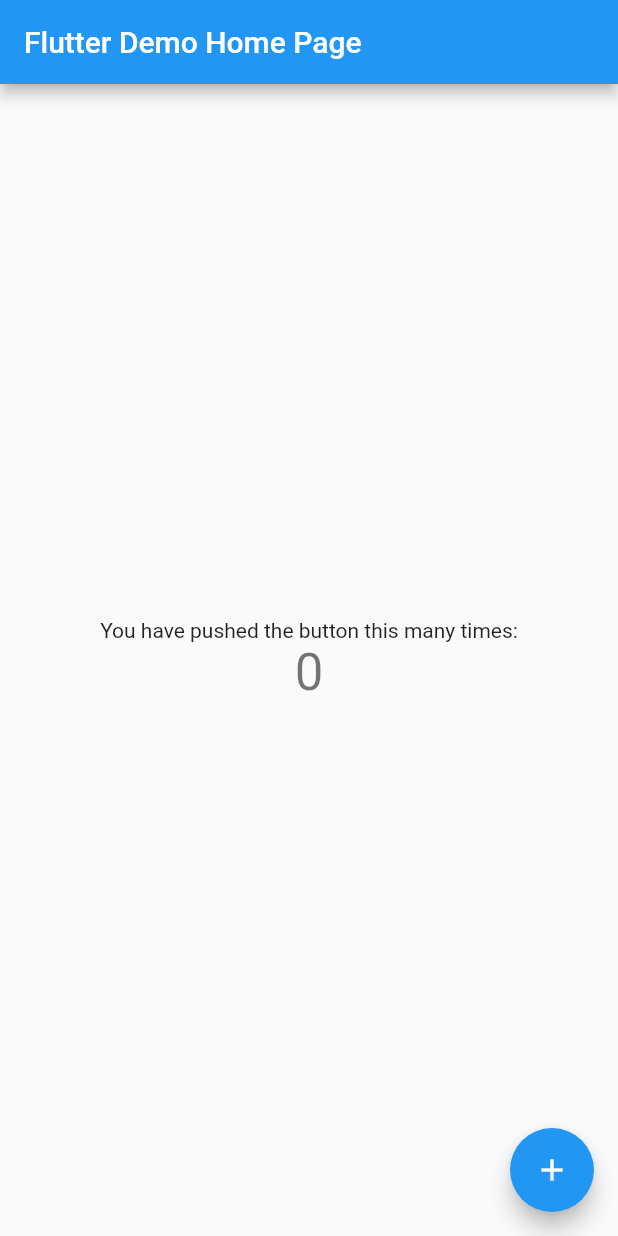
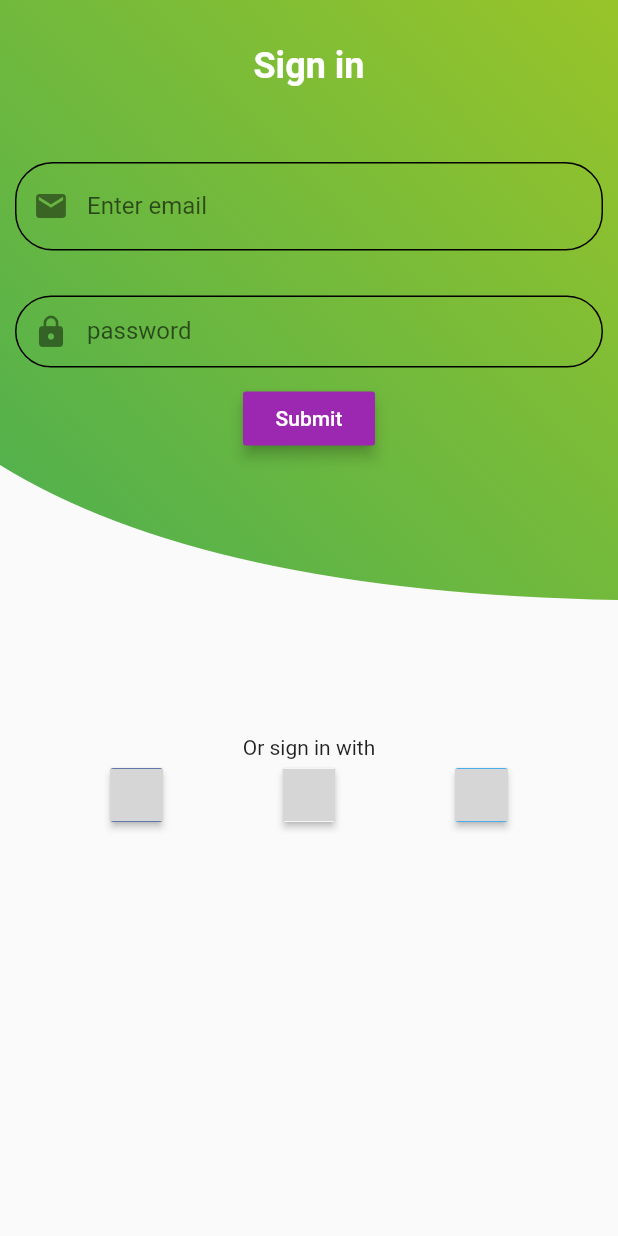
Before and after one commit to RandyKdev/UI, a Flutter app: the screen it shows after launch, on a phone screen of 412 x 824 dp. Run offline on Flutter 3.47's test engine with Material 2 defaults, Android fonts, the phone set to English and light mode, and no system bars; our stand-ins replace flutter_signin_button; grey boxes are pictures that could not be loaded.

Commit message:
simple login

```diff
--- /dev/null
+++ b/lib/Screens/Login.dart
@@ -0,0 +1,177 @@
+//flutter packages
+import 'package:flutter/material.dart';
+//import 'package:flutter_auth_buttons/flutter_auth_buttons.dart';
+import 'package:flutter_signin_button/flutter_signin_button.dart';
+
+//files
+import 'package:ui/colorConstants.dart';
+import 'package:ui/screenSizeGetters.dart';
+
+class Login extends StatefulWidget {
+  @override
+  _LoginState createState() => _LoginState();
+}
+
+class _LoginState extends State<Login> {
+  @override
+  Widget build(BuildContext context) {
+    return Scaffold(
+      body: Container(
+        child: SingleChildScrollView(
+          child: Column(
+            children: [
+              _form(),
+              _spacing(90),
+              Center(
+                child: Text("Or sign in with"),
+              ),
+              Align(
+                alignment: Alignment.bottomCenter,
+                child: Container(
+                  child: _bottomScreen(),
+                ),
+              ),
+            ],
+          ),
+        ),
+      ),
+    );
+  }
+
+  Widget _bottomScreen() {
+    return Row(
+      mainAxisAlignment: MainAxisAlignment.spaceEvenly,
+      children: [
+        SignInButton(
+          Buttons.Facebook,
+          onPressed: () {},
+          mini: true,
+        ),
+        SignInButton(
+          Buttons.Apple,
+          onPressed: () {},
+          mini: true,
+        ),
+        SignInButton(
+          Buttons.Twitter,
+          onPressed: () {},
+          mini: true,
+        )
+      ],
+    );
+  }
+
+  Widget _form() {
+    bool checkBoxValue = false;
+    return ClipPath(
+      clipper: MyCustomClipper(),
+      child: Container(
+        decoration: BoxDecoration(
+            gradient: LinearGradient(
+                begin: Alignment.topRight,
+                end: Alignment.bottomLeft,
+                colors: [primaryTheme, Colors.green])),
+        height: 400,
+        child: Form(
+          child: SingleChildScrollView(
+            child: Column(
+              mainAxisSize: MainAxisSize.min,
+              children: [
+                Padding(
+                  padding: const EdgeInsets.only(top: 30, bottom: 20),
+                  child: Center(
+                    child: Text(
+                      "Sign in",
+                      style: TextStyle(
+                          color: Colors.white,
+                          fontSize: 24,
+                          fontWeight: FontWeight.w700),
+                    ),
+                  ),
+                ),
+                _spacing(30),
+                email(),
+                _spacing(30),
+                password(),
+                _spacing(10),
+                submit(),
+              ],
+            ),
+          ),
+        ),
+      ),
+    );
+  }
+
+  Widget _spacing(double height) {
+    return SizedBox(
+      height: height,
+    );
+  }
+
+  Widget email() {
+    return Padding(
+      padding: EdgeInsets.only(left: 10, right: 10),
+      child: TextFormField(
+        keyboardType: TextInputType.emailAddress,
+        decoration: InputDecoration(
+            labelText: "Enter email",
+            prefixIcon: Icon(Icons.mail),
+            fillColor: Colors.grey,
+            enabledBorder: OutlineInputBorder(
+                borderRadius: new BorderRadius.circular(25.0))),
+      ),
+    );
+  }
+
+  Widget password() {
+    return Padding(
+      padding: EdgeInsets.only(left: 10, right: 10),
+      child: TextFormField(
+        keyboardType: TextInputType.visiblePassword,
+        decoration: InputDecoration(
+            contentPadding: EdgeInsets.all(10),
+            enabledBorder: OutlineInputBorder(
+              borderRadius: BorderRadius.circular(25.0),
+            ),
+            prefixIcon: Icon(Icons.lock),
+            labelText: "password"),
+      ),
+    );
+  }
+
+  Widget submit() {
+    return RaisedButton(
+      //  shape: ShapeBorders(),
+      clipBehavior: Clip.hardEdge,
+      color: submitButtonColor,
+      elevation: 4,
+      onPressed: () {},
+      child: Container(
+        decoration: BoxDecoration(
+          borderRadius: BorderRadius.all(Radius.circular(20)),
+        ),
+        child: Text("Submit", style: TextStyle(color: Colors.white)),
+      ),
+    );
+  }
+}
+
+class MyCustomClipper extends CustomClipper<Path> {
+  @override
+  Path getClip(Size size) {
+    var path = new Path();
+    path.lineTo(0.0, size.height - 90);
+
+    path.quadraticBezierTo(
+        size.width / 3, size.height - 5, size.width, size.height);
+    path.lineTo(size.width, size.height - 50);
+
+    path.lineTo(size.width, 0.0);
+    path.close();
+    return path;
+  }
+
+  @override
+  bool shouldReclip(CustomClipper<Path> oldClipper) => false;
+}
--- a/lib/main.dart
+++ b/lib/main.dart
@@ -1,117 +1,16 @@
+//flutter packages
 import 'package:flutter/material.dart';
 
+//files
+import 'Screens/Login.dart';
+
 void main() {
-  runApp(MyApp());
+  runApp(ScholarApp());
 }
 
-class MyApp extends StatelessWidget {
-  // This widget is the root of your application.
+class ScholarApp extends StatelessWidget {
   @override
   Widget build(BuildContext context) {
-    return MaterialApp(
-      title: 'Flutter Demo',
-      theme: ThemeData(
-        // This is the theme of your application.
-        //
-        // Try running your application with "flutter run". You'll see the
-        // application has a blue toolbar. Then, without quitting the app, try
-        // changing the primarySwatch below to Colors.green and then invoke
-        // "hot reload" (press "r" in the console where you ran "flutter run",
-        // or simply save your changes to "hot reload" in a Flutter IDE).
-        // Notice that the counter didn't reset back to zero; the application
-        // is not restarted.
-        primarySwatch: Colors.blue,
-        // This makes the visual density adapt to the platform that you run
-        // the app on. For desktop platforms, the controls will be smaller and
-        // closer together (more dense) than on mobile platforms.
-        visualDensity: VisualDensity.adaptivePlatformDensity,
-      ),
-      home: MyHomePage(title: 'Flutter Demo Home Page'),
-    );
+    return MaterialApp(debugShowCheckedModeBanner: false, home: Login());
   }
 }
-
-class MyHomePage extends StatefulWidget {
-  MyHomePage({Key key, this.title}) : super(key: key);
-
-  // This widget is the home page of your application. It is stateful, meaning
-  // that it has a State object (defined below) that contains fields that affect
-  // how it looks.
-
-  // This class is the configuration for the state. It holds the values (in this
-  // case the title) provided by the parent (in this case the App widget) and
-  // used by the build method of the State. Fields in a Widget subclass are
-  // always marked "final".
-
-  final String title;
-
-  @override
-  _MyHomePageState createState() => _MyHomePageState();
-}
-
-class _MyHomePageState extends State<MyHomePage> {
-  int _counter = 0;
-
-  void _incrementCounter() {
-    setState(() {
-      // This call to setState tells the Flutter framework that something has
-      // changed in this State, which causes it to rerun the build method below
-      // so that the display can reflect the updated values. If we changed
-      // _counter without calling setState(), then the build method would not be
-      // called again, and so nothing would appear to happen.
-      _counter++;
-    });
-  }
-
-  @override
-  Widget build(BuildContext context) {
-    // This method is rerun every time setState is called, for instance as done
-    // by the _incrementCounter method above.
-    //
-    // The Flutter framework has been optimized to make rerunning build methods
-    // fast, so that you can just rebuild anything that needs updating rather
-    // than having to individually change instances of widgets.
-    return Scaffold(
-      appBar: AppBar(
-        // Here we take the value from the MyHomePage object that was created by
-        // the App.build method, and use it to set our appbar title.
-        title: Text(widget.title),
-      ),
-      body: Center(
-        // Center is a layout widget. It takes a single child and positions it
-        // in the middle of the parent.
-        child: Column(
-          // Column is also a layout widget. It takes a list of children and
-          // arranges them vertically. By default, it sizes itself to fit its
-          // children horizontally, and tries to be as tall as its parent.
-          //
-          // Invoke "debug painting" (press "p" in the console, choose the
-          // "Toggle Debug Paint" action from the Flutter Inspector in Android
-          // Studio, or the "Toggle Debug Paint" command in Visual Studio Code)
-          // to see the wireframe for each widget.
-          //
-          // Column has various properties to control how it sizes itself and
-          // how it positions its children. Here we use mainAxisAlignment to
-          // center the children vertically; the main axis here is the vertical
-          // axis because Columns are vertical (the cross axis would be
-          // horizontal).
-          mainAxisAlignment: MainAxisAlignment.center,
-          children: <Widget>[
-            Text(
-              'You have pushed the button this many times:',
-            ),
-            Text(
-              '$_counter',
-              style: Theme.of(context).textTheme.headline4,
-            ),
-          ],
-        ),
-      ),
-      floatingActionButton: FloatingActionButton(
-        onPressed: _incrementCounter,
-        tooltip: 'Increment',
-        child: Icon(Icons.add),
-      ), // This trailing comma makes auto-formatting nicer for build methods.
-    );
-  }
-}
--- a/pubspec.yaml
+++ b/pubspec.yaml
@@ -28,6 +28,9 @@ dependencies:
   # The following adds the Cupertino Icons font to your application.
   # Use with the CupertinoIcons class for iOS style icons.
   cupertino_icons: ^0.1.3
+  flutter_signin_button:
+  font_awesome_flutter: ^8.4.0
+  flutter_auth_buttons:
 
 dev_dependencies:
   flutter_test:
```
Also changed, not shown: pubspec.lock, 1 other file.
